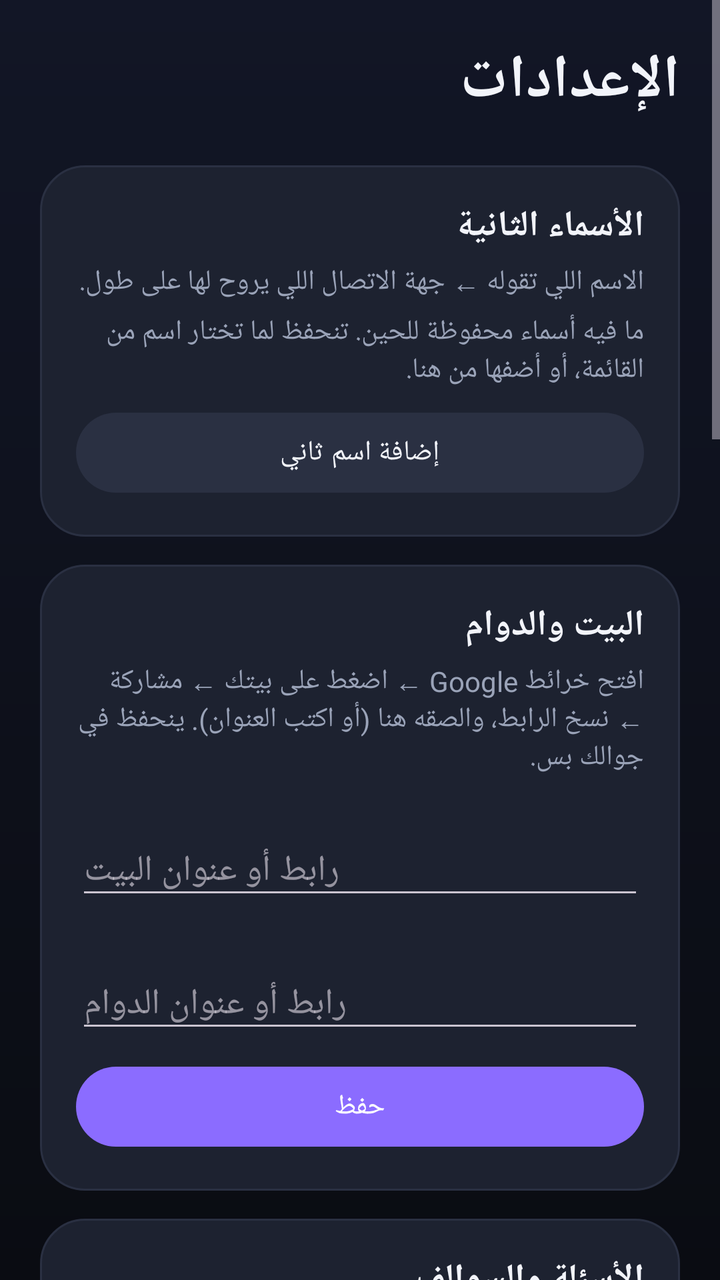
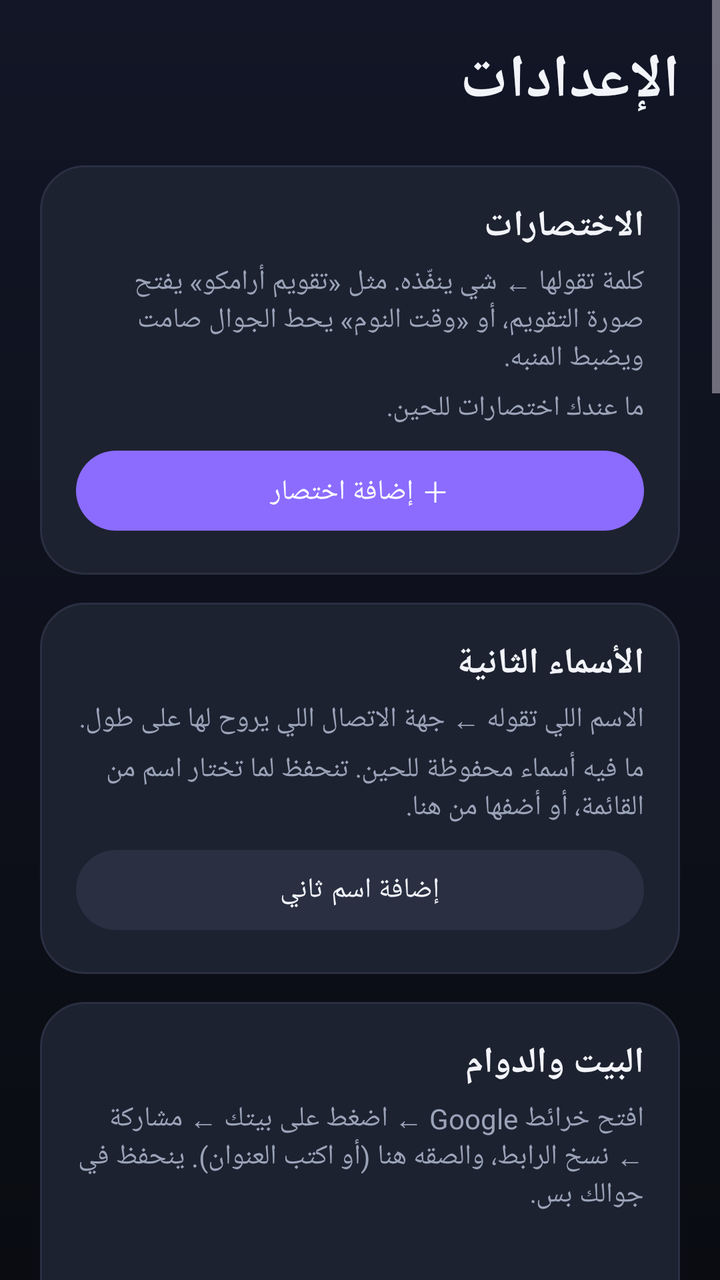

The first picture is an Android layout as it rendered before a commit; the second is the same layout after the commit. The layout source and the unified diff follow.
<!-- AndroidManifest.xml: application theme Theme.Naffith -->
<!-- res/layout/activity_settings.xml -->
<?xml version="1.0" encoding="utf-8"?>
<ScrollView xmlns:android="http://schemas.android.com/apk/res/android"
    android:layout_width="match_parent"
    android:layout_height="match_parent">

    <LinearLayout
        android:layout_width="match_parent"
        android:layout_height="wrap_content"
        android:layoutDirection="rtl"
        android:orientation="vertical"
        android:padding="20dp">

        <TextView
            style="@style/SettingsTitle"
            android:text="@string/settings_title" />

        
        <LinearLayout style="@style/SettingsCard">

            <TextView
                style="@style/SettingsHeader"
                android:text="@string/aliases_title" />

            <TextView
                style="@style/SettingsHint"
                android:text="@string/aliases_hint" />

            <LinearLayout
                android:id="@+id/aliasList"
                android:layout_width="match_parent"
                android:layout_height="wrap_content"
                android:orientation="vertical" />

            <TextView
                android:id="@+id/aliasEmpty"
                style="@style/SettingsHint"
                android:text="@string/aliases_empty" />

            <com.google.android.material.button.MaterialButton
                android:id="@+id/addAliasButton"
                style="@style/Widget.Material3.Button.TonalButton"
                android:layout_width="match_parent"
                android:layout_height="wrap_content"
                android:layout_marginTop="8dp"
                android:text="@string/aliases_add" />
        </LinearLayout>

        
        <LinearLayout style="@style/SettingsCard">

            <TextView
                style="@style/SettingsHeader"
                android:text="@string/places_title" />

            <TextView
                style="@style/SettingsHint"
                android:text="@string/places_hint" />

            <TextView
                android:id="@+id/homeStatus"
                style="@style/SettingsHint" />

            <EditText
                android:id="@+id/homeInput"
                android:layout_width="match_parent"
                android:layout_height="wrap_content"
                android:hint="@string/places_home_hint"
                android:importantForAutofill="no"
                android:inputType="textUri"
                android:textDirection="ltr" />

            <TextView
                android:id="@+id/workStatus"
                style="@style/SettingsHint" />

            <EditText
                android:id="@+id/workInput"
                android:layout_width="match_parent"
                android:layout_height="wrap_content"
                android:hint="@string/places_work_hint"
                android:importantForAutofill="no"
                android:inputType="textUri"
                android:textDirection="ltr" />

            <com.google.android.material.button.MaterialButton
                android:id="@+id/placesSave"
                android:layout_width="match_parent"
                android:layout_height="wrap_content"
                android:layout_marginTop="8dp"
                android:text="@string/chat_save" />
        </LinearLayout>

        
        <LinearLayout style="@style/SettingsCard">

            <TextView
                style="@style/SettingsHeader"
                android:text="@string/chat_title" />

            <TextView
                style="@style/SettingsHint"
                android:text="@string/answer_mode_hint" />

            <RadioGroup
                android:id="@+id/answerModeGroup"
                android:layout_width="match_parent"
                android:layout_height="wrap_content">

                <RadioButton
                    android:id="@+id/modeAuto"
                    android:layout_width="match_parent"
                    android:layout_height="wrap_content"
                    android:text="@string/mode_auto" />

                <RadioButton
                    android:id="@+id/modeInApp"
                    android:layout_width="match_parent"
                    android:layout_height="wrap_content"
                    android:text="@string/mode_in_app" />

                <RadioButton
                    android:id="@+id/modeGeminiApp"
                    android:layout_width="match_parent"
                    android:layout_height="wrap_content"
                    android:text="@string/mode_gemini_app" />

                <RadioButton
                    android:id="@+id/modeGoogle"
                    android:layout_width="match_parent"
                    android:layout_height="wrap_content"
                    android:text="@string/mode_google" />

                <RadioButton
                    android:id="@+id/modeAsk"
                    android:layout_width="match_parent"
                    android:layout_height="wrap_content"
                    android:text="@string/mode_ask" />
            </RadioGroup>

            <TextView
                android:id="@+id/chatStatus"
                style="@style/SettingsHint" />

            <EditText
                android:id="@+id/chatKey"
                android:layout_width="match_parent"
                android:layout_height="wrap_content"
                android:layout_marginTop="8dp"
                android:autofillHints="password"
                android:hint="@string/chat_key_hint"
                android:inputType="textPassword"
                android:textDirection="ltr" />

            <EditText
                android:id="@+id/chatModel"
                android:layout_width="match_parent"
                android:layout_height="wrap_content"
                android:hint="@string/chat_model_hint"
                android:importantForAutofill="no"
                android:inputType="text"
                android:textDirection="ltr" />

            <com.google.android.material.button.MaterialButton
                android:id="@+id/chatSave"
                android:layout_width="match_parent"
                android:layout_height="wrap_content"
                android:layout_marginTop="8dp"
                android:text="@string/chat_save" />

            <com.google.android.material.button.MaterialButton
                android:id="@+id/chatGetKey"
                style="@style/Widget.Material3.Button.TextButton"
                android:layout_width="match_parent"
                android:layout_height="wrap_content"
                android:text="@string/chat_get_key" />
        </LinearLayout>

        
        <LinearLayout style="@style/SettingsCard">

            <TextView
                style="@style/SettingsHeader"
                android:text="@string/assistant_title" />

            <com.google.android.material.materialswitch.MaterialSwitch
                android:id="@+id/openAsAssistantSwitch"
                android:layout_width="match_parent"
                android:layout_height="wrap_content"
                android:layout_marginTop="6dp"
                android:text="@string/open_as_assistant_switch"
                android:textColor="@color/text_primary"
                android:textSize="15sp" />

            <TextView
                android:id="@+id/assistantStatus"
                style="@style/SettingsHint" />

            <com.google.android.material.button.MaterialButton
                android:id="@+id/assistantButton"
                android:layout_width="match_parent"
                android:layout_height="wrap_content"
                android:layout_marginTop="8dp"
                android:text="@string/assistant_button" />
        </LinearLayout>

        
        <LinearLayout style="@style/SettingsCard">

            <TextView
                style="@style/SettingsHeader"
                android:text="@string/voice_title" />

            <com.google.android.material.materialswitch.MaterialSwitch
                android:id="@+id/speakSwitch"
                android:layout_width="match_parent"
                android:layout_height="wrap_content"
                android:layout_marginTop="6dp"
                android:text="@string/speak_switch"
                android:textColor="@color/text_primary"
                android:textSize="15sp" />

            <TextView
                android:id="@+id/voiceCurrent"
                style="@style/SettingsHint" />

            <com.google.android.material.button.MaterialButton
                android:id="@+id/voiceButton"
                style="@style/Widget.Material3.Button.TonalButton"
                android:layout_width="match_parent"
                android:layout_height="wrap_content"
                android:layout_marginTop="8dp"
                android:text="@string/voice_choose" />
        </LinearLayout>


        
        <LinearLayout style="@style/SettingsCard">

            <TextView
                style="@style/SettingsHeader"
                android:text="@string/a11y_title" />

            <TextView
                android:id="@+id/a11yStatus"
                style="@style/SettingsHint" />

            <com.google.android.material.button.MaterialButton
                android:id="@+id/a11yButton"
                style="@style/Widget.Material3.Button.TonalButton"
                android:layout_width="match_parent"
                android:layout_height="wrap_content"
                android:layout_marginTop="8dp"
                android:text="@string/open_settings" />
        </LinearLayout>
    </LinearLayout>
</ScrollView>
<!-- resources referenced by this layout -->
<resources>
  <color name="text_primary">#F2F4FA</color>
  <string name="a11y_title">تفعيل الإرسال التلقائي</string>
  <string name="aliases_add">إضافة اسم ثاني</string>
  <string name="aliases_empty">ما فيه أسماء محفوظة للحين. تنحفظ لما تختار اسم من القائمة، أو أضفها من هنا.</string>
  <string name="aliases_hint">الاسم اللي تقوله ← جهة الاتصال اللي يروح لها على طول.</string>
  <string name="aliases_title">الأسماء الثانية</string>
  <string name="answer_mode_hint">لما تقول شي مو أمر (سؤال، معلومة، سالفة)، مين يجاوبك؟</string>
  <string name="assistant_button">اجعل مرسال المساعد الافتراضي</string>
  <string name="assistant_title">فتح المساعد</string>
  <string name="chat_get_key">ما عندك مفتاح؟ خذه مجاناً من Google AI Studio</string>
  <string name="chat_key_hint">مفتاح Gemini API (يبدأ بـ AIza…)</string>
  <string name="chat_model_hint">الموديل (gemini-flash-latest)</string>
  <string name="chat_save">حفظ</string>
  <string name="chat_title">الأسئلة والسوالف</string>
  <string name="mode_ask">اسألني وش أقصد</string>
  <string name="mode_auto">تلقائي (تطبيق Gemini بالصور والتفاصيل، وإذا ما هو مثبّت Gemini داخل مرسال)</string>
  <string name="mode_gemini_app">افتح تطبيق Gemini بسؤالي</string>
  <string name="mode_google">بحث Google</string>
  <string name="mode_in_app">Gemini داخل مرسال (يرد بالصوت، يحتاج مفتاح)</string>
  <string name="open_as_assistant_switch">افتح مرسال كنافذة مساعد على طول\nأيقونة «مرسال» (وزر الجنب «الضغط مرتين») تفتح النافذة الصغيرة وتسمعك مباشرة. للتطبيق الكامل اضغط ⚙️ في النافذة.</string>
  <string name="open_settings">فتح الإعدادات</string>
  <string name="places_hint">افتح خرائط Google ← اضغط على بيتك ← مشاركة ← نسخ الرابط، والصقه هنا (أو اكتب العنوان). ينحفظ في جوالك بس.</string>
  <string name="places_home_hint">رابط أو عنوان البيت</string>
  <string name="places_title">البيت والدوام</string>
  <string name="places_work_hint">رابط أو عنوان الدوام</string>
  <string name="settings_title">الإعدادات</string>
  <string name="speak_switch">الرد بالصوت\nإذا طفّيته: المساعد ما يتكلم، ويسمعك على طول أول ما تفتحه وتنطق الأمر مباشرة</string>
  <string name="voice_choose">اختيار الصوت</string>
  <string name="voice_title">صوت الرد</string>
  <style name="SettingsHeader">
          <item name="android:layout_width">match_parent</item>
          <item name="android:layout_height">wrap_content</item>
          <item name="android:textColor">@color/text_primary</item>
          <item name="android:textSize">18sp</item>
          <item name="android:textStyle">bold</item>
      </style>
  <!-- drawable bg_card (drawable) -->
  <?xml version="1.0" encoding="utf-8"?>
  <shape xmlns:android="http://schemas.android.com/apk/res/android" android:shape="rectangle">
      <solid android:color="@color/surface_card" />
      <stroke android:width="1dp" android:color="@color/surface_stroke" />
      <corners android:radius="22dp" />
  </shape>
  <color name="text_secondary">#9AA3B8</color>
  <color name="brand">#8B6CFF</color>
  <color name="white">#FFFFFF</color>
  <color name="brand_dark">#5B3FD9</color>
  <color name="surface_stroke">#2A3042</color>
  <color name="surface">#161A24</color>
  <color name="bg">#0A0C12</color>
  <!-- drawable bg_screen (drawable) -->
  <?xml version="1.0" encoding="utf-8"?>
  <shape xmlns:android="http://schemas.android.com/apk/res/android" android:shape="rectangle">
      <gradient
          android:angle="270"
          android:endColor="@color/bg"
          android:startColor="@color/bg_top" />
  </shape>
  <color name="bg_top">#121626</color>
  <color name="surface_card">#1D2230</color>
  <!-- unchanged entries left out for length: 4 -->
</resources>

<!-- the commit's change to res/layout/activity_settings.xml (unified diff, before → after) -->
@@ -19,6 +19,36 @@
 
             <TextView
                 style="@style/SettingsHeader"
+                android:text="@string/sc_title" />
+
+            <TextView
+                style="@style/SettingsHint"
+                android:text="@string/sc_hint" />
+
+            <LinearLayout
+                android:id="@+id/shortcutList"
+                android:layout_width="match_parent"
+                android:layout_height="wrap_content"
+                android:orientation="vertical" />
+
+            <TextView
+                android:id="@+id/shortcutEmpty"
+                style="@style/SettingsHint"
+                android:text="@string/sc_empty" />
+
+            <com.google.android.material.button.MaterialButton
+                android:id="@+id/addShortcutButton"
+                android:layout_width="match_parent"
+                android:layout_height="wrap_content"
+                android:layout_marginTop="8dp"
+                android:text="@string/sc_add" />
+        </LinearLayout>
+
+        
+        <LinearLayout style="@style/SettingsCard">
+
+            <TextView
+                style="@style/SettingsHeader"
                 android:text="@string/aliases_title" />
 
             <TextView
<!-- resource entries referenced after the edit -->
@@ -25,6 +25,10 @@
   <string name="places_home_hint">رابط أو عنوان البيت</string>
   <string name="places_title">البيت والدوام</string>
   <string name="places_work_hint">رابط أو عنوان الدوام</string>
+  <string name="sc_add">＋ إضافة اختصار</string>
+  <string name="sc_empty">ما عندك اختصارات للحين.</string>
+  <string name="sc_hint">كلمة تقولها ← شي ينفّذه. مثل «تقويم أرامكو» يفتح صورة التقويم، أو «وقت النوم» يحط الجوال صامت ويضبط المنبه.</string>
+  <string name="sc_title">الاختصارات</string>
   <string name="settings_title">الإعدادات</string>
   <string name="speak_switch">الرد بالصوت\nإذا طفّيته: المساعد ما يتكلم، ويسمعك على طول أول ما تفتحه وتنطق الأمر مباشرة</string>
   <string name="voice_choose">اختيار الصوت</string>
